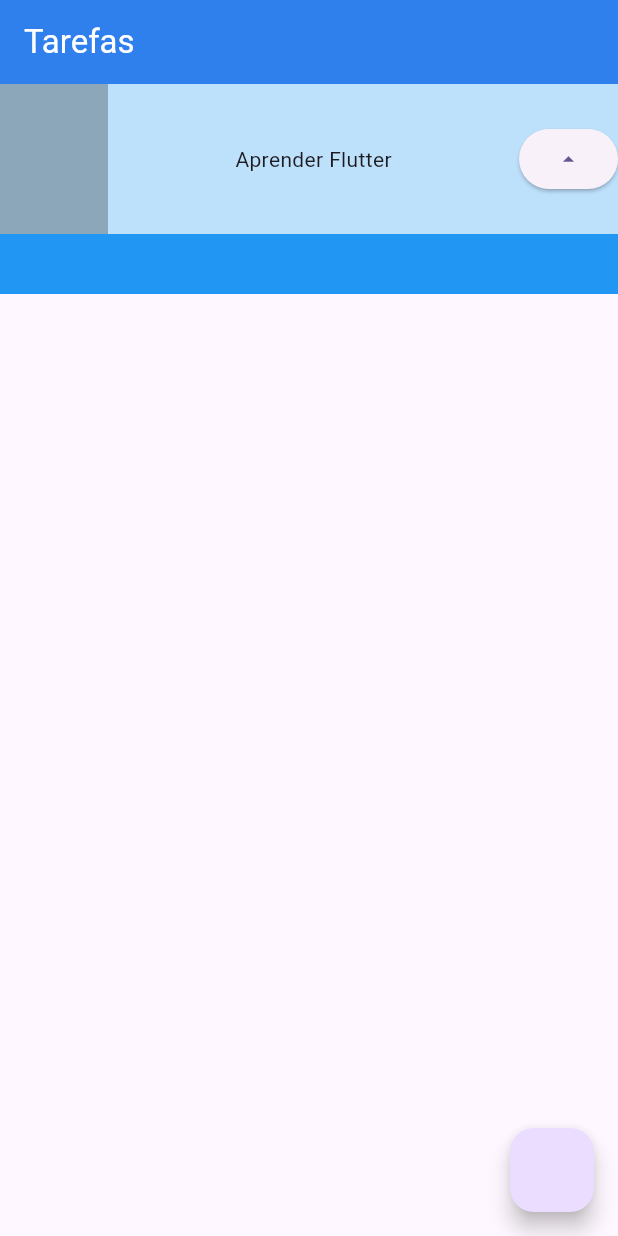
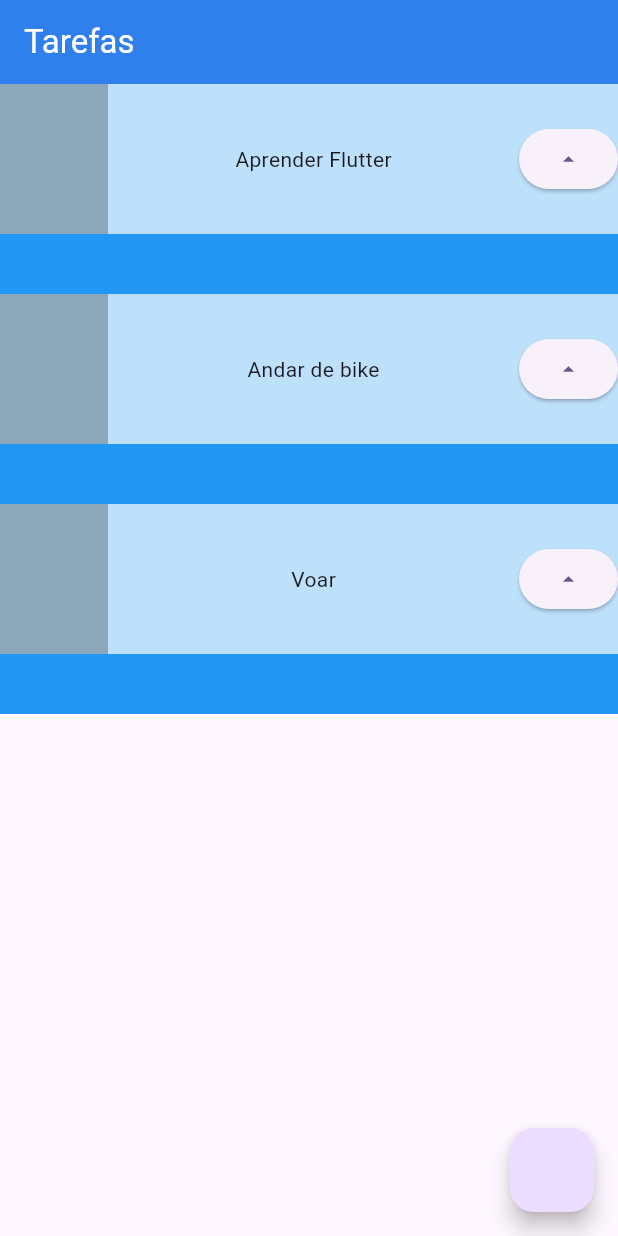
Before and after one commit to guilhermelins7/flutter, a Flutter app: the screen it shows after launch, on a phone screen of 412 x 824 dp. Run offline on Flutter 3.47's test engine with Material 3 defaults, Android fonts, the phone set to English and light mode, and no system bars.

Commit message:
feat: primeiro widget task

```diff
--- a/lib/main.dart
+++ b/lib/main.dart
@@ -20,7 +20,27 @@ class MyApp extends StatelessWidget {
           title: Text('Tarefas', style: TextStyle(color: Colors.white)),
           backgroundColor: Color(0xFF2F80ED),
         ),
-        body: Container(
+        body: Column(
+          children: [
+            Task('Aprender Flutter'),
+            Task('Andar de bike'),
+            Task('Voar'),
+          ],
+        ),
+        floatingActionButton: FloatingActionButton(onPressed: () {}),
+      ),
+    );
+  }
+}
+
+class Task extends StatelessWidget {
+  final String nome; // Imutável após ser definida, comum em StatelessWidget.
+
+  const Task(this.nome, {super.key});
+
+  @override
+  Widget build(BuildContext context) {
+    return Container(
       color: Colors.white,
       child: Stack(
         children: [
@@ -32,7 +52,7 @@ class MyApp extends StatelessWidget {
               mainAxisAlignment: MainAxisAlignment.spaceBetween,
               children: [
                 Container(color: Colors.black26, width: 72, height: 100),
-                    Text('Aprender Flutter'),
+                Text(nome),
                 ElevatedButton(
                   onPressed: () {},
                   child: Icon(Icons.arrow_drop_up),
@@ -42,9 +62,6 @@ class MyApp extends StatelessWidget {
           ),
         ],
       ),
-        ),
-        floatingActionButton: FloatingActionButton(onPressed: () {}),
-      ),
     );
   }
 }
```
Lines whose indentation alone changed are shown as unchanged.
